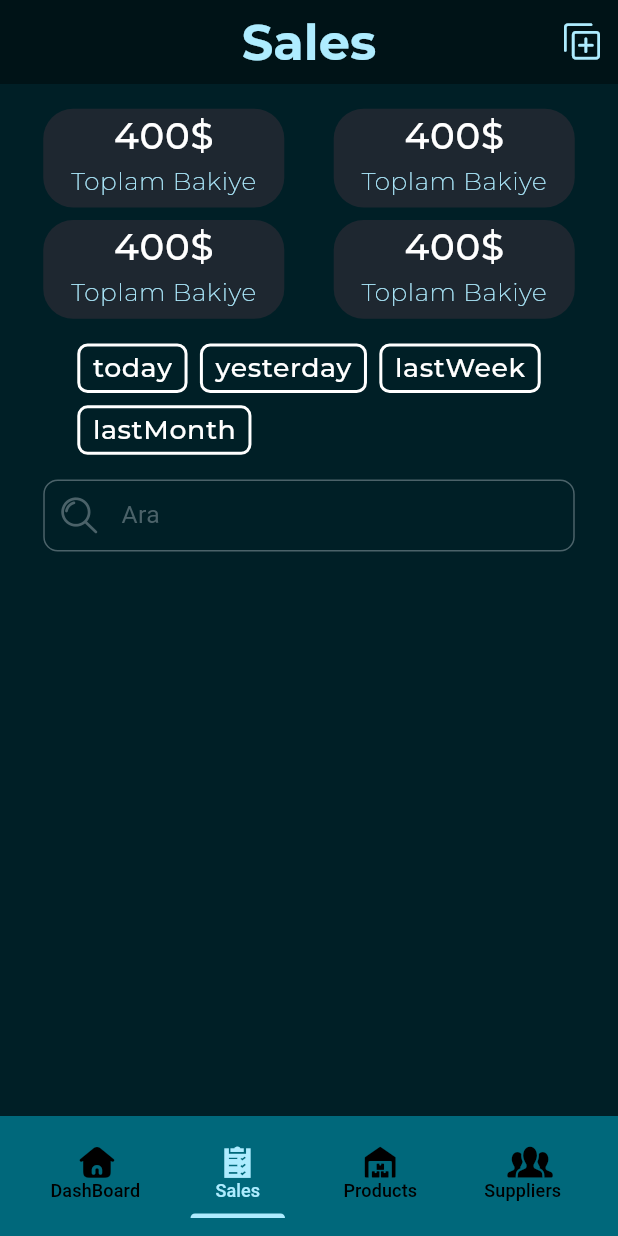
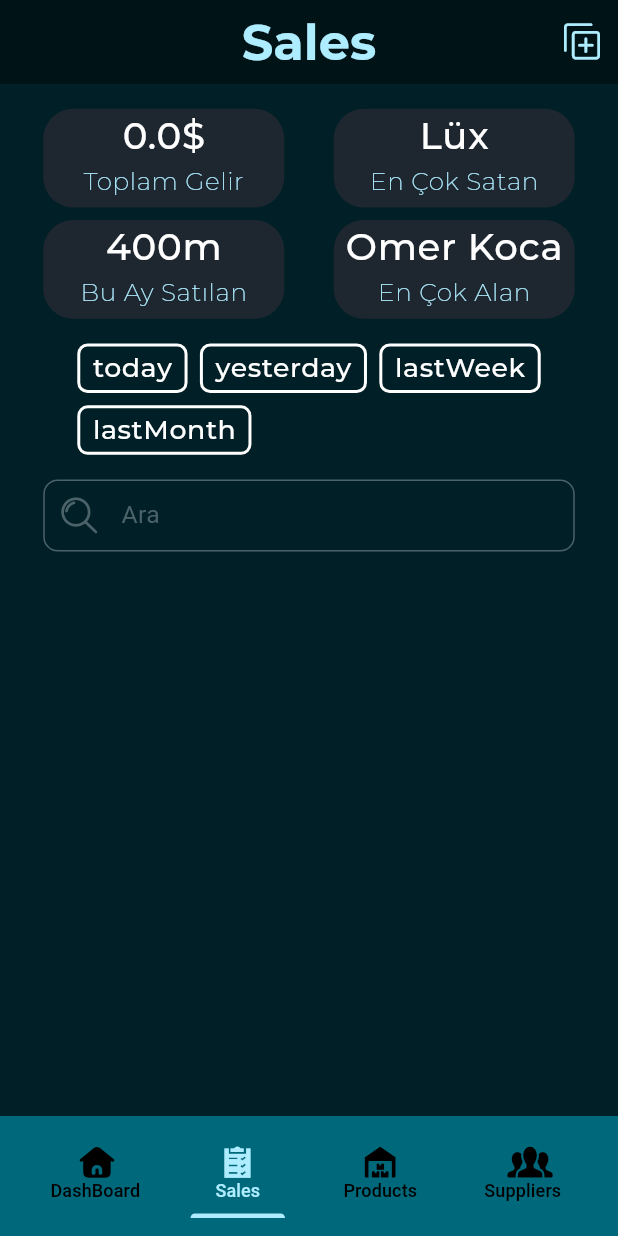
Before and after one commit to m1lmo/stokip, a Flutter app: the screen it shows after launch, item 2 of the bottom bar chosen, on a phone screen of 412 x 824 dp. Run offline on Flutter 3.47's test engine with Material 3 defaults, Android fonts, the light colour scheme and no system bars; our stand-ins replace bloc, dropdown_textfield, easy_localization, equatable, fl_chart, flutter_bloc and 8 more; accounts and stored records are empty; generated files the repository leaves out were written again; project files that could hold a hidden picture were left out.

Commit message:
updated sales_view

```diff
--- a/lib/feature/view/tabs/sales/sales_view.dart
+++ b/lib/feature/view/tabs/sales/sales_view.dart
@@ -1,10 +1,13 @@
 // ignore_for_file: public_member_api_docs, sort_constructors_first
 
+import 'package:dropdown_textfield/dropdown_textfield.dart';
 import 'package:flutter/material.dart';
 import 'package:flutter_bloc/flutter_bloc.dart';
 import 'package:sizer/sizer.dart';
 import 'package:stokip/feature/cubit/sales/sales_cubit.dart';
+import 'package:stokip/feature/model/customer_model.dart';
 import 'package:stokip/feature/model/filter_model.dart';
+import 'package:stokip/feature/model/importer_model.dart';
 import 'package:stokip/feature/model/sales_model.dart';
 import 'package:stokip/feature/view/tabs/sales/sales_view_model.dart';
 import 'package:stokip/product/constants/enums/currency_enum.dart';
@@ -18,6 +21,7 @@ import 'package:stokip/product/widgets/data_container.dart';
 import 'package:stokip/product/widgets/my_filter_chip.dart';
 import 'package:flutter_mobx/flutter_mobx.dart';
 import 'package:stokip/product/widgets/search_container.dart';
+part 'widgets/bottom_sheet_child.dart';
 
 class SalesView extends StatefulWidget {
   const SalesView({
@@ -36,6 +40,7 @@ class _SalesViewState extends State<SalesView> {
   void initState() {
     super.initState();
     searchTextEditingController = TextEditingController();
+    salesViewModel.init(context);
   }
 
   @override
@@ -46,18 +51,23 @@ class _SalesViewState extends State<SalesView> {
 
   @override
   Widget build(BuildContext context) {
-    return BlocSelector<SalesCubit, SalesState, List<SalesModel>?>(
-      selector: (state) {
-        // context.read<SalesCubit>().sold(1, 'red', 40, context, 4, CurrencyEnum.usd);
-        return state.sales;
-      },
-      builder: (context, state) {
-        return Scaffold(
+    return BlocProvider.value(
+      value: salesViewModel.blocProvider,
+      child: Scaffold(
         appBar: AppBar(
           title: Text(ProjectStrings.salesAppBarTitle),
           actions: [
             IconButton(
-                onPressed: () {},
+              onPressed: () {
+                salesViewModel.blocProvider.sold(
+                  0,
+                  'yeşil',
+                  40,
+                  context,
+                  4,
+                  CurrencyEnum.usd,
+                );
+              },
               icon: const Icon(CustomIcons.add),
             ),
           ],
@@ -73,11 +83,19 @@ class _SalesViewState extends State<SalesView> {
                   SizedBox(
                     height: 2.h,
                   ),
-                    const Row(
+                  Row(
                     mainAxisAlignment: MainAxisAlignment.spaceBetween,
                     children: [
-                        CustomContainer(text: r'400$', title: 'Toplam Bakiye'),
-                        CustomContainer(text: r'400$', title: 'Toplam Bakiye'),
+                      BlocSelector<SalesCubit, SalesState, double>(
+                        selector: (state) {
+                          salesViewModel.blocProvider.getTotalIncome;
+                          return state.totalIncome ?? 0.0;
+                        },
+                        builder: (context, state) {
+                          return CustomContainer(text: '$state\$', title: 'Toplam Gelir');
+                        },
+                      ),
+                      const CustomContainer(text: 'Lüx', title: 'En Çok Satan'),
                     ],
                   ),
                   SizedBox(
@@ -86,8 +104,8 @@ class _SalesViewState extends State<SalesView> {
                   const Row(
                     mainAxisAlignment: MainAxisAlignment.spaceBetween,
                     children: [
-                        CustomContainer(text: r'400$', title: 'Toplam Bakiye'),
-                        CustomContainer(text: r'400$', title: 'Toplam Bakiye'),
+                      CustomContainer(text: '400m', title: 'Bu Ay Satılan'),
+                      CustomContainer(text: 'Omer Koca', title: 'En Çok Alan'),
                     ],
                   ),
                   SizedBox(
@@ -124,7 +142,12 @@ class _SalesViewState extends State<SalesView> {
                     height: 2.h,
                   ),
                   Expanded(
-                      child: ListView.builder(
+                    child: BlocSelector<SalesCubit, SalesState, List<SalesModel>?>(
+                      selector: (state) {
+                        return state.sales;
+                      },
+                      builder: (context, state) {
+                        return ListView.builder(
                           padding: EdgeInsets.zero,
                           shrinkWrap: true,
                           itemCount: state?.length ?? 0,
@@ -134,6 +157,8 @@ class _SalesViewState extends State<SalesView> {
                               child: DataContainer(
                                 data: state![index],
                               ),
+                            );
+                          },
                         );
                       },
                     ),
@@ -146,8 +171,7 @@ class _SalesViewState extends State<SalesView> {
             ),
           ),
         ),
-        );
-      },
+      ),
     );
   }
 }
```
Also changed, not shown: lib/feature/view/tabs/sales/sales_view_model.dart (+10 -1 lines), lib/feature/view/tabs/sales/widgets/bottom_sheet_child.dart (added, +25 -0 lines). Lines whose indentation alone changed are shown as unchanged.
